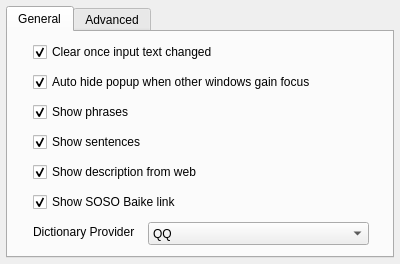
librehat/kdictionary, file contents/ui/config.ui: the form before one commit.
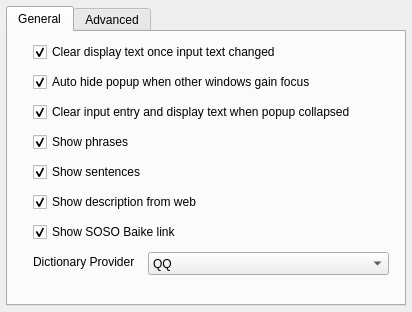
The form after the commit.

Commit message: add seperate checkbox, clear when popup collapsed

The edit to the form file:
```diff
--- a/contents/ui/config.ui
+++ b/contents/ui/config.ui
@@ -6,14 +6,14 @@
    <rect>
     <x>0</x>
     <y>0</y>
-    <width>400</width>
-    <height>264</height>
+    <width>412</width>
+    <height>312</height>
    </rect>
   </property>
   <property name="minimumSize">
    <size>
-    <width>400</width>
-    <height>264</height>
+    <width>412</width>
+    <height>312</height>
    </size>
   </property>
   <property name="windowTitle">
@@ -24,8 +24,8 @@
     <rect>
      <x>6</x>
      <y>6</y>
-     <width>388</width>
-     <height>252</height>
+     <width>400</width>
+     <height>300</height>
     </rect>
    </property>
    <property name="currentIndex">
@@ -45,7 +45,7 @@
       </rect>
      </property>
      <property name="text">
-      <string>Clear once input text changed</string>
+      <string>Clear display text once input text changed</string>
      </property>
      <property name="checked">
       <bool>true</bool>
@@ -55,7 +55,7 @@
      <property name="geometry">
       <rect>
        <x>25</x>
-       <y>70</y>
+       <y>100</y>
        <width>321</width>
        <height>20</height>
       </rect>
@@ -74,8 +74,8 @@
      <property name="geometry">
       <rect>
        <x>140</x>
-       <y>190</y>
-       <width>221</width>
+       <y>220</y>
+       <width>241</width>
        <height>23</height>
       </rect>
      </property>
@@ -109,7 +109,7 @@
      <property name="geometry">
       <rect>
        <x>25</x>
-       <y>190</y>
+       <y>220</y>
        <width>110</width>
        <height>20</height>
       </rect>
@@ -122,7 +122,7 @@
      <property name="geometry">
       <rect>
        <x>25</x>
-       <y>130</y>
+       <y>160</y>
        <width>321</width>
        <height>20</height>
       </rect>
@@ -141,7 +141,7 @@
      <property name="geometry">
       <rect>
        <x>25</x>
-       <y>160</y>
+       <y>190</y>
        <width>321</width>
        <height>20</height>
       </rect>
@@ -163,7 +163,7 @@
      <property name="geometry">
       <rect>
        <x>25</x>
-       <y>100</y>
+       <y>130</y>
        <width>311</width>
        <height>20</height>
       </rect>
@@ -197,6 +197,25 @@
       <bool>true</bool>
      </property>
     </widget>
+    <widget class="QCheckBox" name="kcfg_clearCollapsed">
+     <property name="geometry">
+      <rect>
+       <x>25</x>
+       <y>70</y>
+       <width>351</width>
+       <height>20</height>
+      </rect>
+     </property>
+     <property name="toolTip">
+      <string>Only available when used as a popupapplet</string>
+     </property>
+     <property name="text">
+      <string>Clear input entry and display text when popup collapsed</string>
+     </property>
+     <property name="checked">
+      <bool>true</bool>
+     </property>
+    </widget>
    </widget>
    <widget class="QWidget" name="tabAdv">
     <attribute name="title">
```
Left out of the diff: 10 changed lines with no effect on the pictures. The commit also changes 2 other files.
